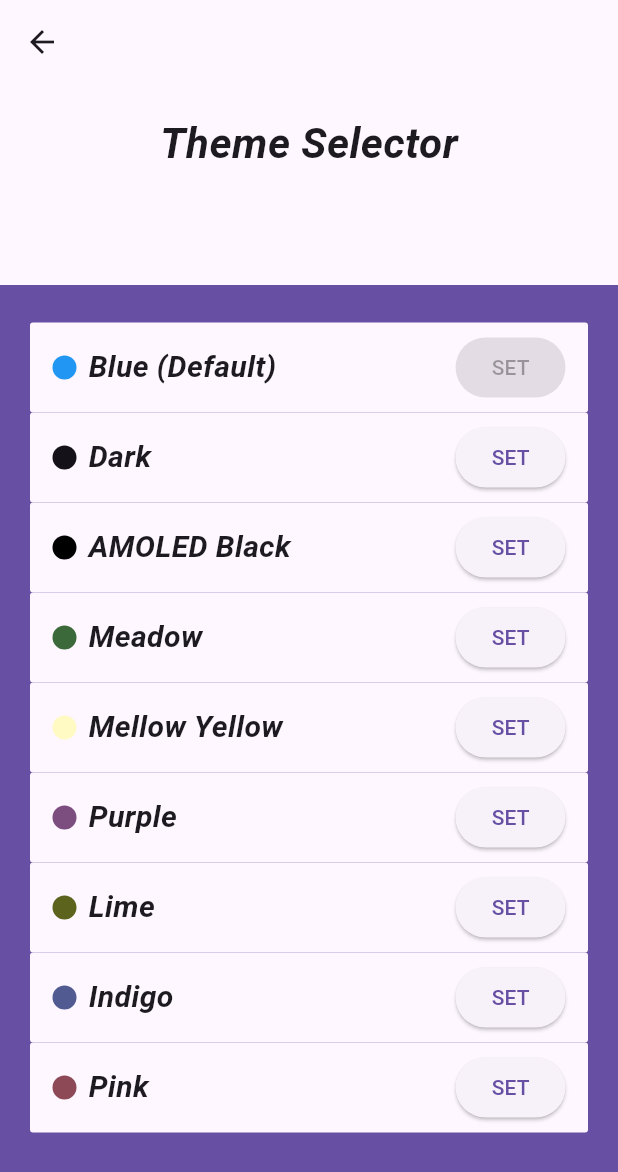
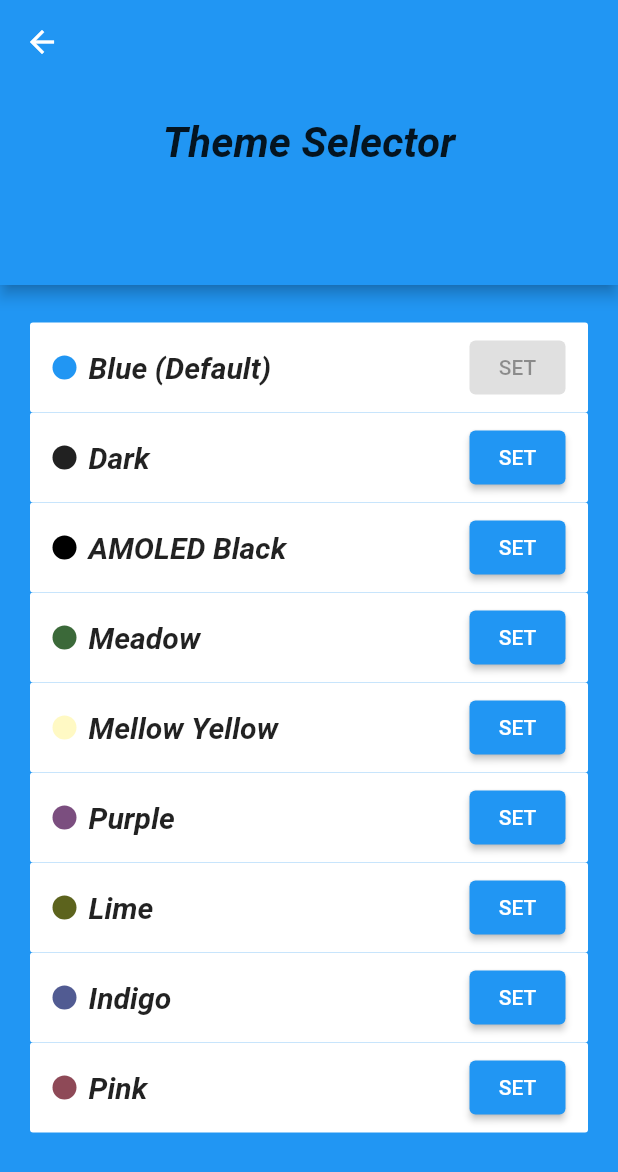
Before and after one commit to sharpsan/kaomoji_flutter, a Flutter app: the ThemeSelectorScreen screen opened by its route, on a phone screen of 412 x 824 dp. Shown: the top 1172 px of the screen. Run offline on Flutter 3.47's test engine with Material 3 defaults, Android fonts, the phone set to English and light mode, and no system bars; our stand-ins replace shared_preferences; accounts and stored records are empty.

Commit message:
upgrade to Flutter 3.47 and restore Material 2 themes
- Bump provider and shared_preferences
- Migrate Android build to declarative Gradle plugins (AGP 9.1.0,
  Gradle 9.3.1, Kotlin 2.4.0, Java 17); move package to namespace
- Remove duplicate MainActivity.java, settings_aar.gradle, deprecated
  splash meta-data, and obsolete gradle properties
- Add missing light-mode NormalTheme style
- Opt themes out of Material 3 (default since Flutter 3.16), which had
  broken the original designs; replace deprecated theme APIs and move
  indicatorColor into tabBarTheme, where TabBar now reads it

Co-Authored-By: Claude Opus 5.5 <noreply@anthropic.com>
Claude-Session: https://claude.ai/code/session_01ThG7sY9a8AoQ3yeupiSouo

```diff
--- a/lib/constants/themes.dart
+++ b/lib/constants/themes.dart
@@ -14,8 +14,9 @@ enum ThemeKey {
   PINK,
 }
 
-final _defaultTheme = ThemeData();
-final _darkTheme = ThemeData.dark();
+// These themes were designed for Material 2, so opt out of the Material 3 default.
+final _defaultTheme = ThemeData(useMaterial3: false);
+final _darkTheme = ThemeData.dark(useMaterial3: false);
 
 final appThemes = [
   ThemeEntry(
@@ -30,7 +31,9 @@ final appThemes = [
     key: ThemeKey.DARK,
     name: 'Dark',
     themeData: _darkTheme.copyWith(
-      indicatorColor: Colors.white,
+      tabBarTheme: _darkTheme.tabBarTheme.copyWith(
+        indicatorColor: Colors.white,
+      ),
       colorScheme: _darkTheme.colorScheme.copyWith(
         secondary: Colors.white,
       ),
@@ -43,7 +46,6 @@ final appThemes = [
       scaffoldBackgroundColor: Colors.black,
       primaryColor: Colors.black,
       cardColor: Colors.black,
-      indicatorColor: Colors.white,
       floatingActionButtonTheme: _darkTheme.floatingActionButtonTheme.copyWith(
         backgroundColor: Colors.white,
       ),
@@ -54,18 +56,18 @@ final appThemes = [
         ),
       ),
       appBarTheme: _darkTheme.appBarTheme.copyWith(
-        color: Colors.black,
+        backgroundColor: Colors.black,
       ),
       tabBarTheme: _darkTheme.tabBarTheme.copyWith(
         indicatorColor: Colors.white,
-        overlayColor: MaterialStateProperty.all(Colors.white),
+        overlayColor: WidgetStateProperty.all(Colors.white),
         dividerColor: Colors.black,
       ),
       colorScheme: _darkTheme.colorScheme.copyWith(
         secondary: Colors.black,
         primary: Colors.black,
         tertiary: Colors.white,
-        background: Colors.black,
+        surface: Colors.black,
         onSurface: Colors.white,
       ),
     ),
@@ -77,16 +79,20 @@ final appThemes = [
       colorScheme: ColorScheme.fromSeed(
         seedColor: Colors.green,
       ),
+      useMaterial3: false,
     ),
   ),
   ThemeEntry(
     key: ThemeKey.MELLOW_YELLOW,
     name: "Mellow Yellow",
     themeData: ThemeData(
+      useMaterial3: false,
       primaryColor: Colors.yellow.shade100,
-      indicatorColor: Colors.yellow.shade800,
+      tabBarTheme: TabBarThemeData(
+        indicatorColor: Colors.yellow.shade800,
+      ),
       appBarTheme: AppBarTheme(
-        color: Colors.yellow.shade200,
+        backgroundColor: Colors.yellow.shade200,
         elevation: 0,
       ),
       scaffoldBackgroundColor: Colors.yellow.shade200,
@@ -108,6 +114,7 @@ final appThemes = [
       colorScheme: ColorScheme.fromSeed(
         seedColor: Colors.purple,
       ),
+      useMaterial3: false,
     ),
   ),
   ThemeEntry(
@@ -117,6 +124,7 @@ final appThemes = [
       colorScheme: ColorScheme.fromSeed(
         seedColor: Colors.lime,
       ),
+      useMaterial3: false,
     ),
   ),
   ThemeEntry(
@@ -126,6 +134,7 @@ final appThemes = [
       colorScheme: ColorScheme.fromSeed(
         seedColor: Colors.indigo,
       ),
+      useMaterial3: false,
     ),
   ),
   ThemeEntry(
@@ -135,6 +144,7 @@ final appThemes = [
       colorScheme: ColorScheme.fromSeed(
         seedColor: Colors.pink,
       ),
+      useMaterial3: false,
     ),
   ),
 ];
--- a/pubspec.yaml
+++ b/pubspec.yaml
@@ -19,8 +19,8 @@ environment:
 dependencies:
   flutter:
     sdk: flutter
-  provider: ^6.1.2
-  shared_preferences: ^2.3.3
+  provider: ^6.1.5+1
+  shared_preferences: ^2.5.6
 
 dev_dependencies:
   flutter_test:
```
Also changed, not shown: pubspec.lock, 13 other files.
